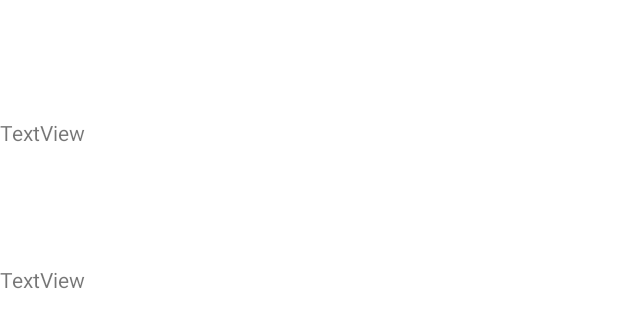
After one commit to DIGITAL-HOME-Team/Application-DH, an Android app: the layout activity_details_light.xml on its own in the app's theme, with its tools: preview values and no code run, on a phone screen of 412 x 824 dp. The commit adds this screen. Shown: the top 328 px of the screen. Run offline under Robolectric (Android 15) with nearby library versions, the phone set to English and light mode, and no system bars.

Commit message:
mise en place de la communication avec une lampe

```diff
--- a/app/src/main/AndroidManifest.xml
+++ b/app/src/main/AndroidManifest.xml
@@ -19,7 +19,7 @@
                 <category android:name="android.intent.category.LAUNCHER" />
             </intent-filter>
         </activity>
-        <activity android:name=".DetailsPlantActivity" android:parentActivityName=".ListObjectActivity" />
+        <activity android:name=".DetailsActivity" android:parentActivityName=".ListObjectActivity" />
         <activity android:name=".AddObjectActivity"  />
     </application>
 
--- a/app/src/main/java/fr/epf/min/digitalhome/AddObjectActivity.kt
+++ b/app/src/main/java/fr/epf/min/digitalhome/AddObjectActivity.kt
@@ -43,7 +43,9 @@ class AddObjectActivity : AppCompatActivity() {
 
             Dao()
 
-            val `object` = Object(null, "${name}",type,
+            val `object` = Object(null,
+                    "${name}",
+                    type,
                     null,
                     null,
                     null,
@@ -63,7 +65,7 @@ class AddObjectActivity : AppCompatActivity() {
 
 
         database = Room.databaseBuilder(
-            this, ObjectDataBase::class.java, "clients-db"
+            this, ObjectDataBase::class.java, "objects-db"
 
         ).build()
 
--- a/app/src/main/java/fr/epf/min/digitalhome/HomeActivity.kt
+++ b/app/src/main/java/fr/epf/min/digitalhome/HomeActivity.kt
@@ -11,7 +11,7 @@ class HomeActivity : AppCompatActivity() {
         super.onCreate(savedInstanceState)
         setContentView(R.layout.activity_home)
 
-        //this.deleteDatabase ("clients-db") //Ne pas oublier de supprimer
+        this.deleteDatabase ("objects-db") //Ne pas oublier de supprimer
 
     list_plant_button.setOnClickListener{
         val type :String = "PLANT"
--- a/app/src/main/java/fr/epf/min/digitalhome/model/Object.kt
+++ b/app/src/main/java/fr/epf/min/digitalhome/model/Object.kt
@@ -14,12 +14,12 @@ data class Object(
         @PrimaryKey(autoGenerate = true) val id: Int?,
         val name:String,
         val type: Type,
-        val Temp: Int?,
         val allumer_light: Boolean?,
         val actif_volet: Int?,
         val temp_consigne: Int?,
         val temp_reel: Int?,
-        val pourcentage_eau_plant: Int?
+        val pourcentage_eau_plant: Int?,
+    val valeur_luminosite:Int?
 
 
 ){}
--- /dev/null
+++ b/app/src/main/res/layout/activity_details_heater.xml
@@ -0,0 +1,6 @@
+<?xml version="1.0" encoding="utf-8"?>
+<androidx.constraintlayout.widget.ConstraintLayout
+    xmlns:android="http://schemas.android.com/apk/res/android" android:layout_width="match_parent"
+    android:layout_height="match_parent">
+
+</androidx.constraintlayout.widget.ConstraintLayout>
--- /dev/null
+++ b/app/src/main/res/layout/activity_details_light.xml
@@ -0,0 +1,26 @@
+<?xml version="1.0" encoding="utf-8"?>
+<androidx.constraintlayout.widget.ConstraintLayout
+    xmlns:android="http://schemas.android.com/apk/res/android"
+    xmlns:app="http://schemas.android.com/apk/res-auto"
+    xmlns:tools="http://schemas.android.com/tools"
+    android:layout_width="match_parent"
+    android:layout_height="match_parent">
+
+    <TextView
+        android:id="@+id/valeur_luminosite_TextView"
+        android:layout_width="wrap_content"
+        android:layout_height="wrap_content"
+        android:text="TextView"
+        app:layout_constraintBottom_toTopOf="@+id/light_name_textview"
+        app:layout_constraintTop_toTopOf="parent"
+        tools:layout_editor_absoluteX="16dp" />
+
+    <TextView
+        android:id="@+id/light_name_textview"
+        android:layout_width="wrap_content"
+        android:layout_height="wrap_content"
+        android:layout_marginBottom="628dp"
+        android:text="TextView"
+        app:layout_constraintBottom_toBottomOf="parent"
+        tools:layout_editor_absoluteX="16dp" />
+</androidx.constraintlayout.widget.ConstraintLayout>
--- a/app/src/main/res/layout/activity_details_plant.xml
+++ b/app/src/main/res/layout/activity_details_plant.xml
@@ -6,7 +6,7 @@
     android:layout_height="match_parent">
 
     <TextView
-        android:id="@+id/Detail_plant_textview"
+        android:id="@+id/plant_name_textview"
         android:layout_width="wrap_content"
         android:layout_height="wrap_content"
         android:text="TextView"
--- /dev/null
+++ b/app/src/main/res/layout/activity_details_window.xml
@@ -0,0 +1,6 @@
+<?xml version="1.0" encoding="utf-8"?>
+<androidx.constraintlayout.widget.ConstraintLayout
+    xmlns:android="http://schemas.android.com/apk/res/android" android:layout_width="match_parent"
+    android:layout_height="match_parent">
+
+</androidx.constraintlayout.widget.ConstraintLayout>
```
Also changed, not shown: app/src/main/java/fr/epf/min/digitalhome/DetailsActivity.kt (renamed from app/src/main/java/fr/epf/min/digitalhome/DetailsPlantActivity.kt, +68 -7 lines), app/src/main/java/fr/epf/min/digitalhome/ListObjectActivity.kt (+67 -39 lines), app/src/main/java/fr/epf/min/digitalhome/ListObjectAdapter.kt (+26 -13 lines), app/src/main/java/fr/epf/min/digitalhome/data/ObjectService.kt (+14 -1 lines).
